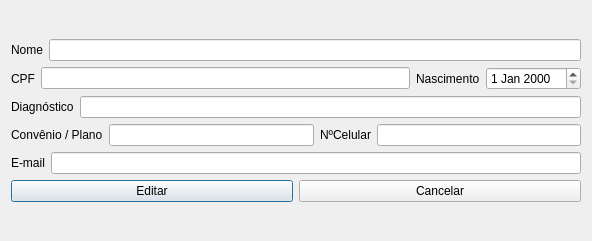
Above: clinica_cpp/edicaopaciente.ui from juander/Projeto_CPP before the change. Below: the same form after it.
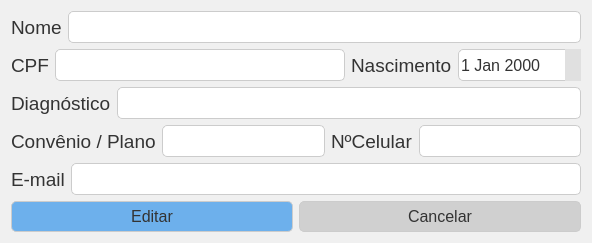
That is the form after the change. Icons and pictures are not drawn.

Diff of the .ui file:
```diff
--- a/clinica_cpp/edicaopaciente.ui
+++ b/clinica_cpp/edicaopaciente.ui
@@ -13,6 +13,79 @@
   <property name="windowTitle">
    <string>Editar</string>
   </property>
+  <property name="styleSheet">
+   <string notr="true">QDialog {
+    background-color: #f0f0f0;
+    border-radius: 10px;
+}
+QLabel {
+    font-size: 14pt;
+    color: #333;
+}
+QLineEdit, QDateEdit {
+    border: 1px solid #ccc;
+    border-radius: 5px;
+    font-size: 12pt;
+    background-color: #fff;
+    color: #333;
+    height: 30px;
+}
+QLineEdit {
+    padding-left: 5px;
+}
+QDateEdit {
+    padding-right: 8px;
+}
+QDateEdit::up-button, QDateEdit::down-button {
+    background-color: #e0e0e0;
+    border: none;
+    width: 16px;
+    height: 16px;
+    padding: 0px;
+}
+QDateEdit::up-button {
+    subcontrol-origin: border;
+    subcontrol-position: top right;
+}
+QDateEdit::down-button {
+    subcontrol-origin: border;
+    subcontrol-position: bottom right;
+}
+QDateEdit::up-arrow {
+    image: url(:/icons/up-arrow.png);
+    width: 12px;
+    height: 12px;
+}
+QDateEdit::down-arrow {
+    image: url(:/icons/down-arrow.png);
+    width: 12px;
+    height: 12px;
+}
+QPushButton {
+    background-color: #e0e0e0;
+    color: #333;
+    border: 1px solid #ccc;
+    border-radius: 5px;
+    padding: 5px 10px;
+    font-size: 12pt;
+}
+QPushButton#cancelarEdit, QPushButton#btnCancelarPac {
+    background-color: #d0d0d0;
+}
+QPushButton:hover {
+    background-color: #c0c0c0;
+}
+QPushButton#cancelarEdit:hover, QPushButton#btnCancelarPac:hover {
+    background-color: #b0b0b0;
+}
+QPushButton#editar, QPushButton#btnCadastrarPac {
+    background-color: #6db0ec;
+}
+QPushButton#editar:hover, QPushButton#btnCadastrarPac:hover {
+    background-color: #5a9bd8;
+}
+</string>
+  </property>
   <layout class="QVBoxLayout" name="verticalLayout_2">
    <item>
     <layout class="QVBoxLayout" name="verticalLayout">
```
